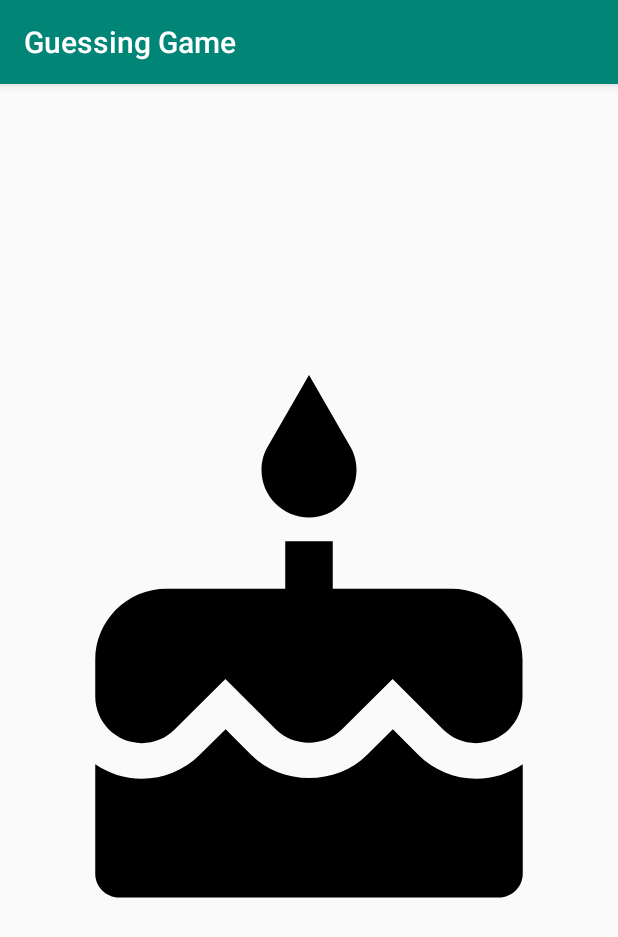
After one commit to wrussell1999/android-workshop-java, an Android app: the CongratuationsActivity screen opened directly, with no data from a screen before it, on a phone screen of 412 x 824 dp. The commit adds this screen. Shown: the top 937 px of the screen. Run offline under Robolectric (Android 15) with nearby library versions, the phone set to English and light mode, and no system bars.

Commit message:
Added congrats activity

```diff
--- a/app/src/main/AndroidManifest.xml
+++ b/app/src/main/AndroidManifest.xml
@@ -12,6 +12,7 @@
         android:roundIcon="@mipmap/ic_launcher_round"
         android:supportsRtl="true"
         android:theme="@style/AppTheme">
+        <activity android:name=".CongratuationsActivity"></activity>
         <activity android:name=".MainActivity">
             <intent-filter>
                 <action android:name="android.intent.action.MAIN" />
--- /dev/null
+++ b/app/src/main/java/com/willrussell/guessgame/CongratuationsActivity.java
@@ -0,0 +1,14 @@
+package com.willrussell.guessgame;
+
+import androidx.appcompat.app.AppCompatActivity;
+
+import android.os.Bundle;
+
+public class CongratuationsActivity extends AppCompatActivity {
+
+    @Override
+    protected void onCreate(Bundle savedInstanceState) {
+        super.onCreate(savedInstanceState);
+        setContentView(R.layout.activity_congratuations);
+    }
+}
--- a/app/src/main/java/com/willrussell/guessgame/MainActivity.java
+++ b/app/src/main/java/com/willrussell/guessgame/MainActivity.java
@@ -2,6 +2,7 @@ package com.willrussell.guessgame;
 
 import androidx.appcompat.app.AppCompatActivity;
 
+import android.content.Intent;
 import android.os.Bundle;
 import android.view.KeyEvent;
 import android.view.View;
@@ -50,7 +51,8 @@ public class MainActivity extends AppCompatActivity {
 
         if (guessedValue == randomNumber) {
             numberView.setText(getResources().getString(R.string.guess_correct_label));
-            generateNumber();
+            Intent intent = new Intent(this, CongratuationsActivity.class);
+            startActivity(intent);
         } else {
             numberView.setText(getResources().getString(R.string.guess_incorrect_label));
         }
--- /dev/null
+++ b/app/src/main/res/drawable/cake.xml
@@ -0,0 +1,9 @@
+<vector xmlns:android="http://schemas.android.com/apk/res/android"
+        android:width="24dp"
+        android:height="24dp"
+        android:viewportWidth="24.0"
+        android:viewportHeight="24.0">
+    <path
+        android:fillColor="#FF000000"
+        android:pathData="M12,6c1.11,0 2,-0.9 2,-2 0,-0.38 -0.1,-0.73 -0.29,-1.03L12,0l-1.71,2.97c-0.19,0.3 -0.29,0.65 -0.29,1.03 0,1.1 0.9,2 2,2zM16.6,15.99l-1.07,-1.07 -1.08,1.07c-1.3,1.3 -3.58,1.31 -4.89,0l-1.07,-1.07 -1.09,1.07C6.75,16.64 5.88,17 4.96,17c-0.73,0 -1.4,-0.23 -1.96,-0.61L3,21c0,0.55 0.45,1 1,1h16c0.55,0 1,-0.45 1,-1v-4.61c-0.56,0.38 -1.23,0.61 -1.96,0.61 -0.92,0 -1.79,-0.36 -2.44,-1.01zM18,9h-5L13,7h-2v2L6,9c-1.66,0 -3,1.34 -3,3v1.54c0,1.08 0.88,1.96 1.96,1.96 0.52,0 1.02,-0.2 1.38,-0.57l2.14,-2.13 2.13,2.13c0.74,0.74 2.03,0.74 2.77,0l2.14,-2.13 2.13,2.13c0.37,0.37 0.86,0.57 1.38,0.57 1.08,0 1.96,-0.88 1.96,-1.96L20.99,12C21,10.34 19.66,9 18,9z"/>
+</vector>
--- /dev/null
+++ b/app/src/main/res/layout/activity_congratuations.xml
@@ -0,0 +1,20 @@
+<?xml version="1.0" encoding="utf-8"?>
+<androidx.constraintlayout.widget.ConstraintLayout xmlns:android="http://schemas.android.com/apk/res/android"
+    xmlns:app="http://schemas.android.com/apk/res-auto"
+    xmlns:tools="http://schemas.android.com/tools"
+    android:layout_width="match_parent"
+    android:layout_height="match_parent"
+    tools:context=".CongratuationsActivity">
+
+
+    <ImageView
+        android:layout_width="match_parent"
+        android:layout_height="match_parent"
+        android:src="@drawable/cake"
+        android:layout_margin="@dimen/cake_margin"
+        app:layout_constraintTop_toTopOf="parent"
+        app:layout_constraintBottom_toBottomOf="parent"
+        app:layout_constraintLeft_toLeftOf="parent"
+        app:layout_constraintRight_toRightOf="parent" />
+
+</androidx.constraintlayout.widget.ConstraintLayout>
--- a/app/src/main/res/values/dimen.xml
+++ b/app/src/main/res/values/dimen.xml
@@ -2,4 +2,5 @@
 <resources>
     <dimen name="input_margin">32dp</dimen>
     <dimen name="title_size">36dp</dimen>
+    <dimen name="cake_margin">16dp</dimen>
 </resources>
--- a/app/src/main/res/values/strings.xml
+++ b/app/src/main/res/values/strings.xml
@@ -1,5 +1,5 @@
 <resources>
-    <string name="app_name">Guess Game</string>
+    <string name="app_name">Guessing Game</string>
     <string name="guess_label">Guess a number</string>
     <string name="guess_correct_label">You guessed correctly!</string>
     <string name="guess_incorrect_label">You guessed incorrectly!</string>
```
